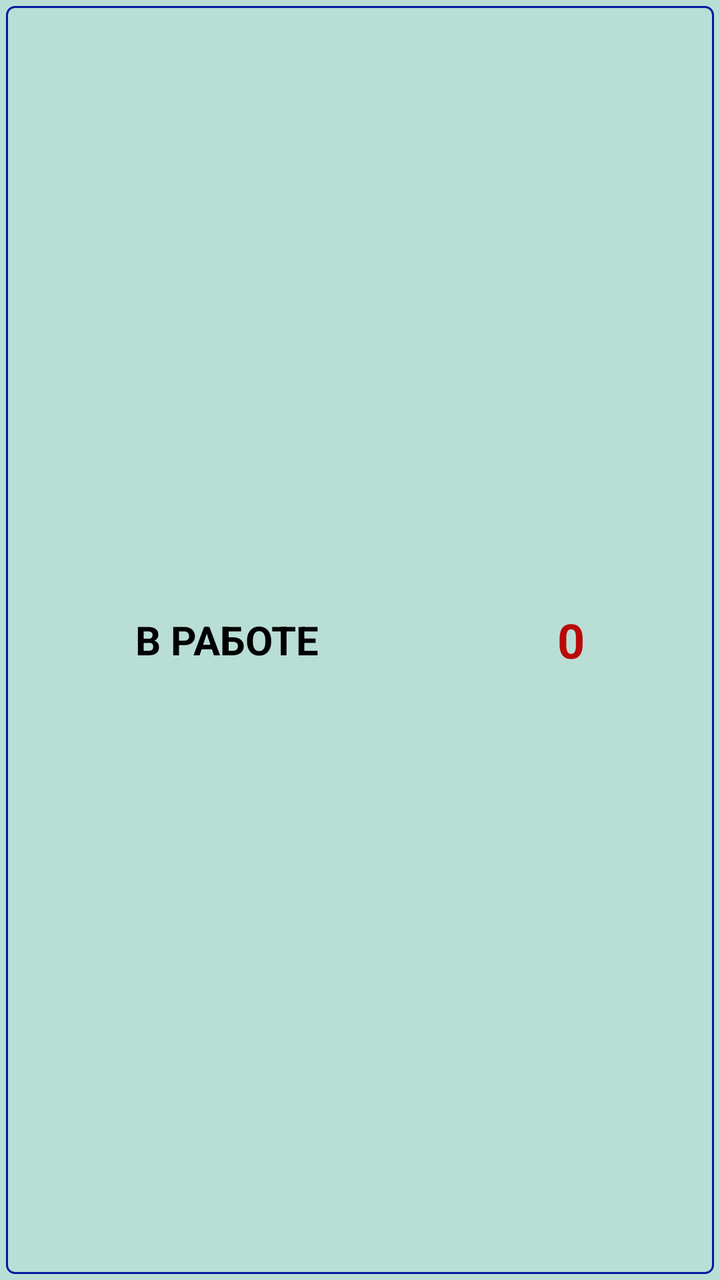
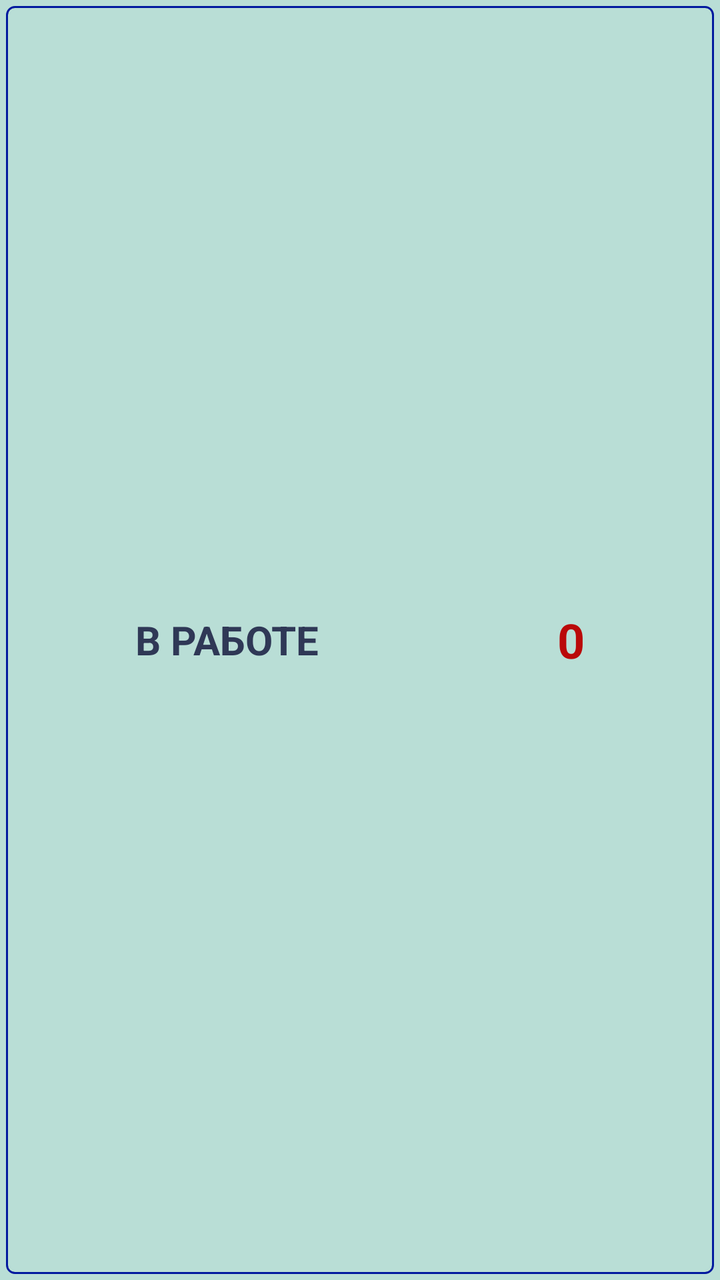

Before-and-after screenshots of an Android layout around one commit, followed by the original layout XML and the change that was made.
<!-- AndroidManifest.xml: application theme Theme.WorkOrders -->
<!-- res/layout/view_not_completed_widget.xml -->
<?xml version="1.0" encoding="utf-8"?>
<FrameLayout xmlns:android="http://schemas.android.com/apk/res/android"
    xmlns:app="http://schemas.android.com/apk/res-auto"
    android:layout_width="match_parent"
    android:layout_height="match_parent"
    android:background="#B9DED6"
    android:padding="3dp">

    <LinearLayout
        android:id="@+id/ll_widget"
        android:layout_width="match_parent"
        android:layout_height="match_parent"
        android:background="@drawable/widget_draw"
        android:orientation="horizontal">

        <TextView
            android:id="@+id/tv_widget_text"
            android:layout_width="wrap_content"
            android:layout_height="match_parent"
            android:layout_weight="1"
            android:gravity="center"
            android:padding="5dp"
            android:text="В РАБОТЕ"
            android:textColor="@color/primary_textcolor"
            android:textSize="20sp"
            android:textStyle="bold" />

        <TextView
            android:id="@+id/tv_widget_count"
            android:layout_width="wrap_content"
            android:layout_height="match_parent"
            android:layout_weight="1"
            android:gravity="center"
            android:padding="5dp"
            android:text="0"
            android:textColor="@color/marker_not_complete"
            android:textSize="24sp"
            android:textStyle="bold" />
    </LinearLayout>

</FrameLayout>
<!-- resources referenced by this layout -->
<resources>
  <color name="marker_not_complete">#BA0909</color>
  <color name="primary_textcolor">@color/black</color>
  <!-- drawable widget_draw (drawable) -->
  <?xml version="1.0" encoding="utf-8"?>
  <shape xmlns:android="http://schemas.android.com/apk/res/android"
      android:shape="rectangle">
      <solid android:color="#00000000"/>
      <stroke
          android:color="@color/color_phone"
          android:width="3px"/>
      <corners
          android:radius="4dp"/>
      <padding
          android:bottom="5dp"
          android:top="5dp"
          android:left="5dp"
          android:right="5dp"/>
  </shape>
  <style name="Theme.WorkOrders" parent="Base.Theme.WorkOrders" />
  <color name="black">#FF000000</color>
  <color name="color_phone">#01199E</color>
  <style name="Base.Theme.WorkOrders" parent="Theme.Material3.DayNight.NoActionBar">
          
          
      </style>
</resources>

<!-- the commit's change to res/layout/view_not_completed_widget.xml (unified diff, before → after) -->
@@ -21,7 +21,7 @@
             android:gravity="center"
             android:padding="5dp"
             android:text="В РАБОТЕ"
-            android:textColor="@color/primary_textcolor"
+            android:textColor="@color/main_textcolor"
             android:textSize="20sp"
             android:textStyle="bold" />
 
@@ -33,7 +33,7 @@
             android:gravity="center"
             android:padding="5dp"
             android:text="0"
-            android:textColor="@color/marker_not_complete"
+            android:textColor="@color/marker_not_complete_color"
             android:textSize="24sp"
             android:textStyle="bold" />
     </LinearLayout>
<!-- resource entries referenced after the edit -->
@@ -1,7 +1,7 @@
 <!-- resources referenced by this layout -->
 <resources>
-  <color name="marker_not_complete">#BA0909</color>
-  <color name="primary_textcolor">@color/black</color>
+  <color name="main_textcolor">#2F3856</color>
+  <color name="marker_not_complete_color">#BA0909</color>
   <!-- drawable widget_draw (drawable) -->
   <?xml version="1.0" encoding="utf-8"?>
   <shape xmlns:android="http://schemas.android.com/apk/res/android"
@@ -19,7 +19,6 @@
           android:right="5dp"/>
   </shape>
   <style name="Theme.WorkOrders" parent="Base.Theme.WorkOrders" />
-  <color name="black">#FF000000</color>
   <color name="color_phone">#01199E</color>
   <style name="Base.Theme.WorkOrders" parent="Theme.Material3.DayNight.NoActionBar">
           
